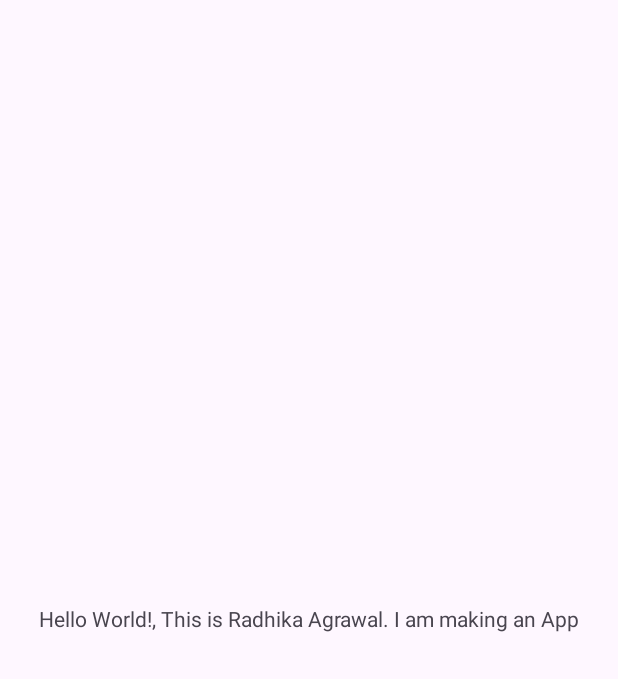
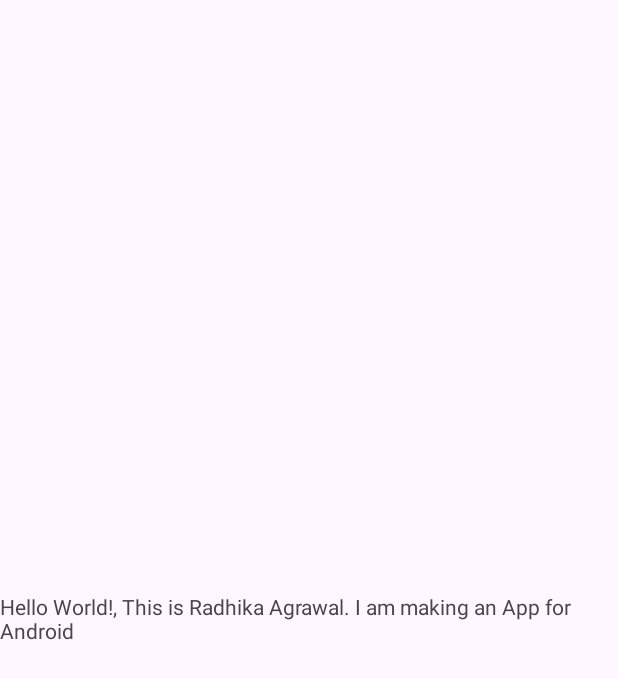
Before and after one commit to Radhikaag2006/CarboMetric-Algoverse, an Android app: the screen it shows after launch (MainActivity), on a phone screen of 412 x 824 dp. Shown: the top 679 px of the screen. Run offline under Robolectric (Android 15) with nearby library versions, the phone set to English and light mode, and no system bars.

Commit message:
second commit

```diff
--- a/app/src/main/res/layout/activity_main.xml
+++ b/app/src/main/res/layout/activity_main.xml
@@ -10,7 +10,7 @@
     <TextView
         android:layout_width="wrap_content"
         android:layout_height="wrap_content"
-        android:text="Hello World!, This is Radhika Agrawal. I am making an App"
+        android:text="Hello World!, This is Radhika Agrawal. I am making an App for Android "
         app:layout_constraintBottom_toBottomOf="parent"
         app:layout_constraintEnd_toEndOf="parent"
         app:layout_constraintStart_toStartOf="parent"
```
